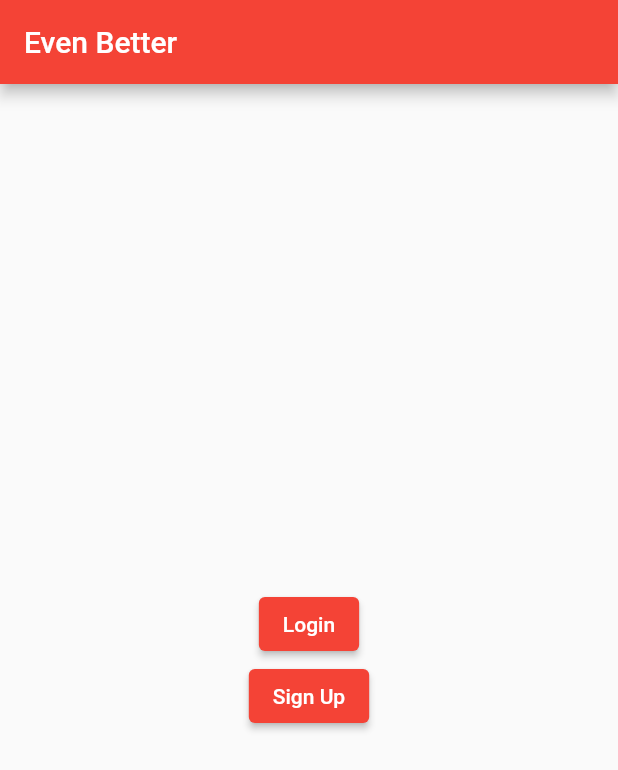
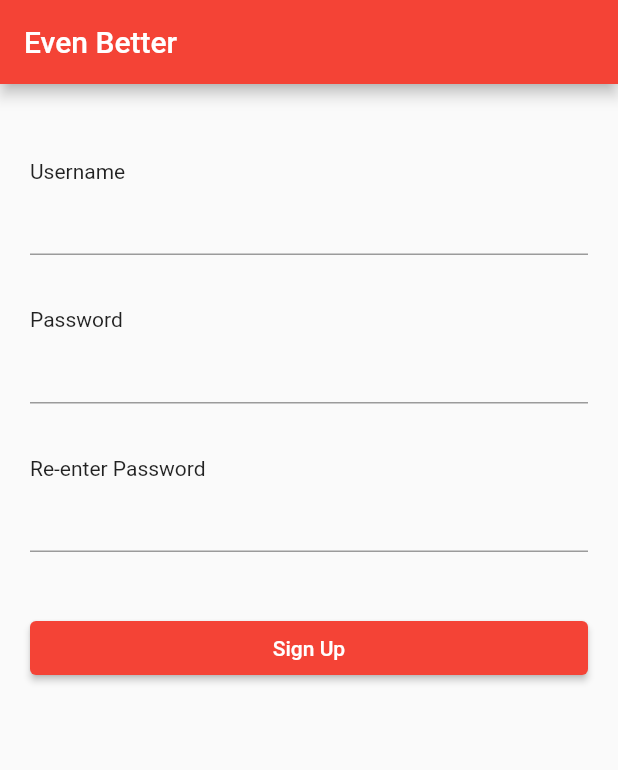
Before and after one commit to rhit-lakstise/even-better, a Flutter app: the screen it shows after launch, after a tap on "Sign Up", on a phone screen of 412 x 824 dp. Shown: the top 770 px of the screen. Run offline on Flutter 3.47's test engine with Material 2 defaults, Android fonts, the phone set to English and light mode, and no system bars.

Commit message:
created widgets for login

```diff
--- a/even_better/lib/homepage.dart
+++ /dev/null
@@ -1,28 +0,0 @@
-import 'package:flutter/material.dart';
-
-import './main.dart';
-
-class MyHomePage extends StatelessWidget {
-  const MyHomePage({Key? key, required this.title}) : super(key: key);
-
-  void _login() {}
-
-  final String title;
-  @override
-  Widget build(BuildContext context) {
-    return Scaffold(
-      appBar: AppBar(
-        title: const Text(MyApp.appTitle),
-      ),
-      body: Center(
-        child: Column(
-          mainAxisAlignment: MainAxisAlignment.center,
-          children: <Widget>[
-            ElevatedButton(onPressed: _login, child: const Text("Login")),
-            ElevatedButton(onPressed: _login, child: const Text("Sign Up")),
-          ],
-        ),
-      ),
-    );
-  }
-}
--- a/even_better/lib/main.dart
+++ b/even_better/lib/main.dart
@@ -1,6 +1,8 @@
 import 'package:flutter/material.dart';
 
-import './homepage.dart';
+import './firsttime.dart';
+import './login.dart';
+import 'sign_up.dart';
 
 void main() {
   runApp(const MyApp());
@@ -12,12 +14,11 @@ class MyApp extends StatelessWidget {
   @override
   Widget build(BuildContext context) {
     return MaterialApp(
-      title: MyApp.appTitle,
-      theme: ThemeData(
-        //TODO: make a custom color with the rose color palette
-        primarySwatch: Colors.red,
-      ),
-      home: const MyHomePage(title: MyApp.appTitle),
-    );
+        title: MyApp.appTitle,
+        theme: ThemeData(
+          //TODO: make a custom color with the rose color palette
+          primarySwatch: Colors.red,
+        ),
+        home: const SignUp());
   }
 }
--- /dev/null
+++ b/even_better/lib/sign_up.dart
@@ -0,0 +1,96 @@
+import 'package:flutter/material.dart';
+
+import './main.dart';
+
+class SignUp extends StatefulWidget {
+  const SignUp({
+    Key? key,
+  }) : super(key: key);
+
+  @override
+  State<SignUp> createState() => _SignUpState();
+}
+
+class _SignUpState extends State<SignUp> {
+  void _login() {
+    if (verifyPasswordController.text == passwordController.text) {
+      //TODO: Verify credentials with firebase here
+      print(usernameController.text);
+      print(passwordController.text);
+      print(verifyPasswordController.text);
+    } else {
+      //TODO: tell the user the password does not match
+
+    }
+  }
+
+  @override
+  void dispose() {
+    usernameController.dispose();
+    passwordController.dispose();
+    super.dispose();
+  }
+
+  final TextEditingController usernameController = TextEditingController();
+  final TextEditingController passwordController = TextEditingController();
+  final TextEditingController verifyPasswordController =
+      TextEditingController();
+
+  @override
+  Widget build(BuildContext context) {
+    return Scaffold(
+      appBar: AppBar(
+        title: const Text(MyApp.appTitle),
+      ),
+      body: Container(
+        margin: const EdgeInsets.only(left: 20, right: 20, top: 50),
+        child: ListView(
+          physics: const NeverScrollableScrollPhysics(),
+          children: [
+            LabeledTextField(
+              label: "Username",
+              textEditingController: usernameController,
+            ),
+            Container(
+              margin: const EdgeInsets.only(top: 35),
+              child: LabeledTextField(
+                label: "Password",
+                textEditingController: passwordController,
+              ),
+            ),
+            Container(
+              margin: EdgeInsets.only(top: 35),
+              child: LabeledTextField(
+                label: "Re-enter Password",
+                textEditingController: verifyPasswordController,
+              ),
+            ),
+            Container(
+                margin: const EdgeInsets.only(top: 40),
+                child: ElevatedButton(
+                    onPressed: _login, child: const Text("Sign Up"))),
+          ],
+        ),
+      ),
+    );
+  }
+}
+
+class LabeledTextField extends StatelessWidget {
+  const LabeledTextField(
+      {Key? key, required this.label, required this.textEditingController})
+      : super(key: key);
+  final TextEditingController textEditingController;
+  final String label;
+  @override
+  Widget build(BuildContext context) {
+    return ListBody(
+      children: [
+        Text(label),
+        TextField(
+          controller: textEditingController,
+        ),
+      ],
+    );
+  }
+}
```
Also changed, not shown: even_better/lib/firsttime.dart (added, +30 -0 lines), even_better/lib/login.dart (added, +81 -0 lines).
